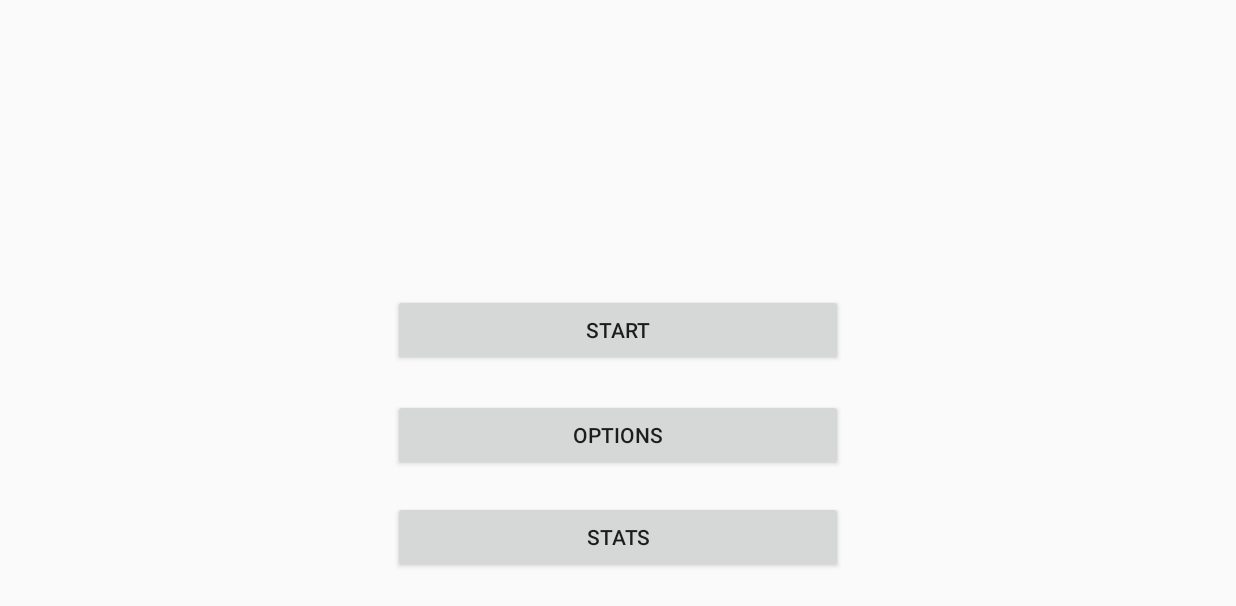
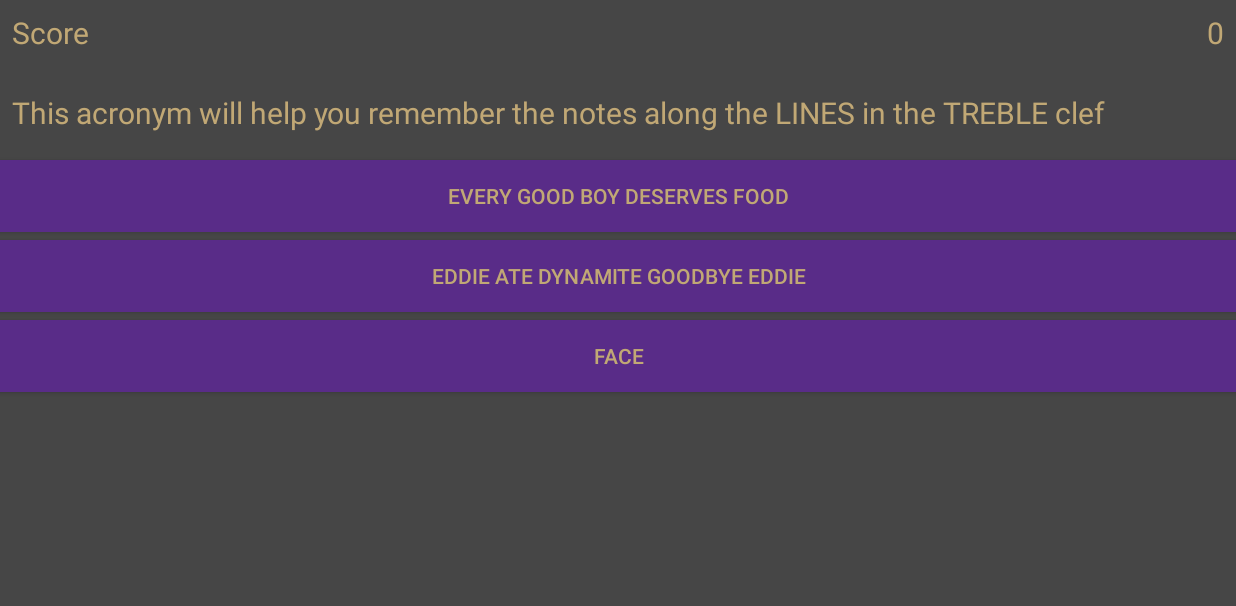
Before and after one commit to bdvanwingerden/SheetMusicTutor, an Android app: the screen it shows after launch (MainActivity before the commit, QuizActivity after it), after a tap on "STATS", on a phone screen of 824 x 412 dp (held sideways). Shown: the top 606 px of the screen. Run offline under Robolectric (Android 15) with nearby library versions, the phone set to English and light mode, and no system bars.

Commit message:
Quiz merged

```diff
--- a/Sheet_Music_Tutor/app/src/main/AndroidManifest.xml
+++ b/Sheet_Music_Tutor/app/src/main/AndroidManifest.xml
@@ -26,6 +26,8 @@
             android:screenOrientation="landscape"/>
         <activity android:name=".UserMenu"
             android:screenOrientation="landscape"/>
+        <activity android:name=".QuizActivity"
+            android:screenOrientation="landscape"/>
     </application>
 
 </manifest>
--- a/Sheet_Music_Tutor/app/src/main/java/vanwingerdenbarrier/sheetmusictutor/Drawing/DrawStaff.java
+++ b/Sheet_Music_Tutor/app/src/main/java/vanwingerdenbarrier/sheetmusictutor/Drawing/DrawStaff.java
@@ -213,7 +213,7 @@ public class DrawStaff extends AppCompatImageView {
                      * drawing the note head
                      */
                     Drawable noteShape = getResources()
-                            .getDrawable(R.drawable.h_note_head, null);
+                            .getDrawable(R.drawable.q_note_head, null);
                     noteShape.setBounds(note.getX() - noteWidth, note.getY() - noteHeight
                                    ,note.getX() + noteWidth, note.getY() + noteHeight);
                     noteShape.draw(canvas);
--- a/Sheet_Music_Tutor/app/src/main/java/vanwingerdenbarrier/sheetmusictutor/MainActivity.java
+++ b/Sheet_Music_Tutor/app/src/main/java/vanwingerdenbarrier/sheetmusictutor/MainActivity.java
@@ -33,6 +33,9 @@ public class MainActivity extends AppCompatActivity {
         this.startActivity(optionsMenu);
     }
 
-    //TODO create stats menu basic layout
-    public void statsButton(View v){}
+
+    public void quizButton(View v){
+        Intent quiz = new Intent(this, QuizActivity.class);
+        this.startActivity(quiz);
+    }
 }
--- a/Sheet_Music_Tutor/app/src/main/java/vanwingerdenbarrier/sheetmusictutor/QuestionLibrary.java
+++ b/Sheet_Music_Tutor/app/src/main/java/vanwingerdenbarrier/sheetmusictutor/Quiz/QuestionLibrary.java
@@ -1,4 +1,4 @@
-package vanwingerdenbarrier.sheetmusictutor;
+package vanwingerdenbarrier.sheetmusictutor.Quiz;
 
 /**
  * Created by Doriangh4 on 10/20/2017.
--- a/Sheet_Music_Tutor/app/src/main/res/layout/activity_main.xml
+++ b/Sheet_Music_Tutor/app/src/main/res/layout/activity_main.xml
@@ -27,7 +27,7 @@
         android:layout_width="300dp"
         android:layout_height="wrap_content"
         android:layout_marginBottom="30dp"
-        android:onClick="statsButton"
+        android:onClick="quizButton"
         android:text="@string/stats"
         app:layout_constraintBottom_toBottomOf="parent"
         app:layout_constraintLeft_toLeftOf="parent"
```
Also changed, not shown: Sheet_Music_Tutor/app/src/main/java/vanwingerdenbarrier/sheetmusictutor/QuizActivity.java (+1 -6 lines).
